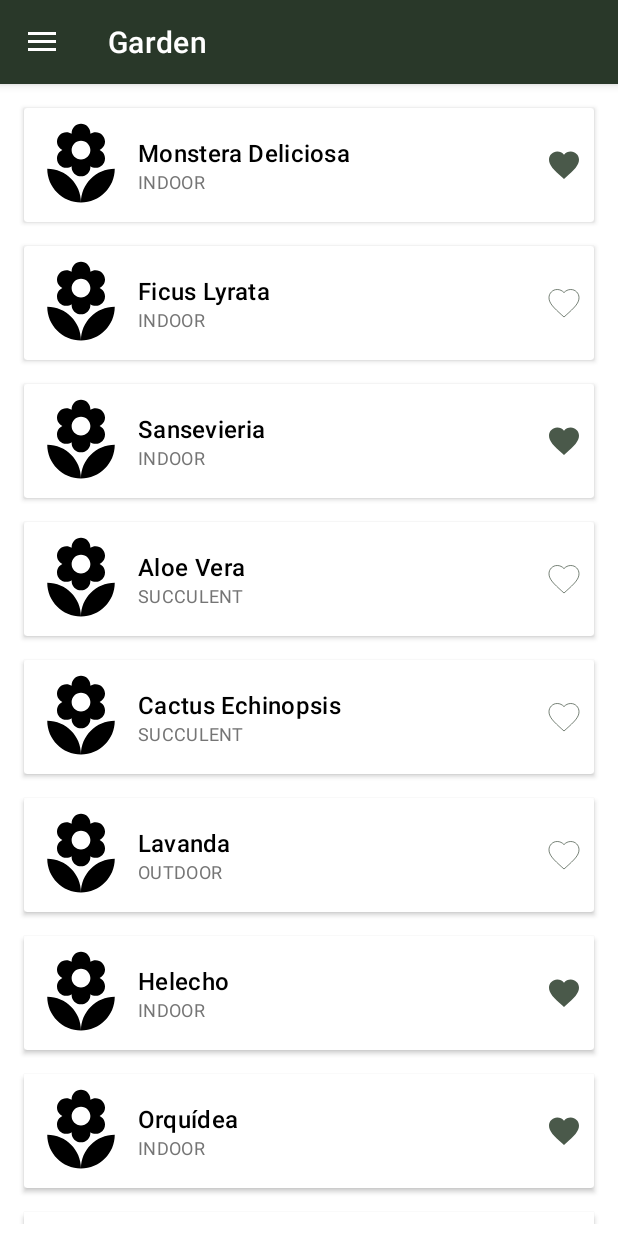
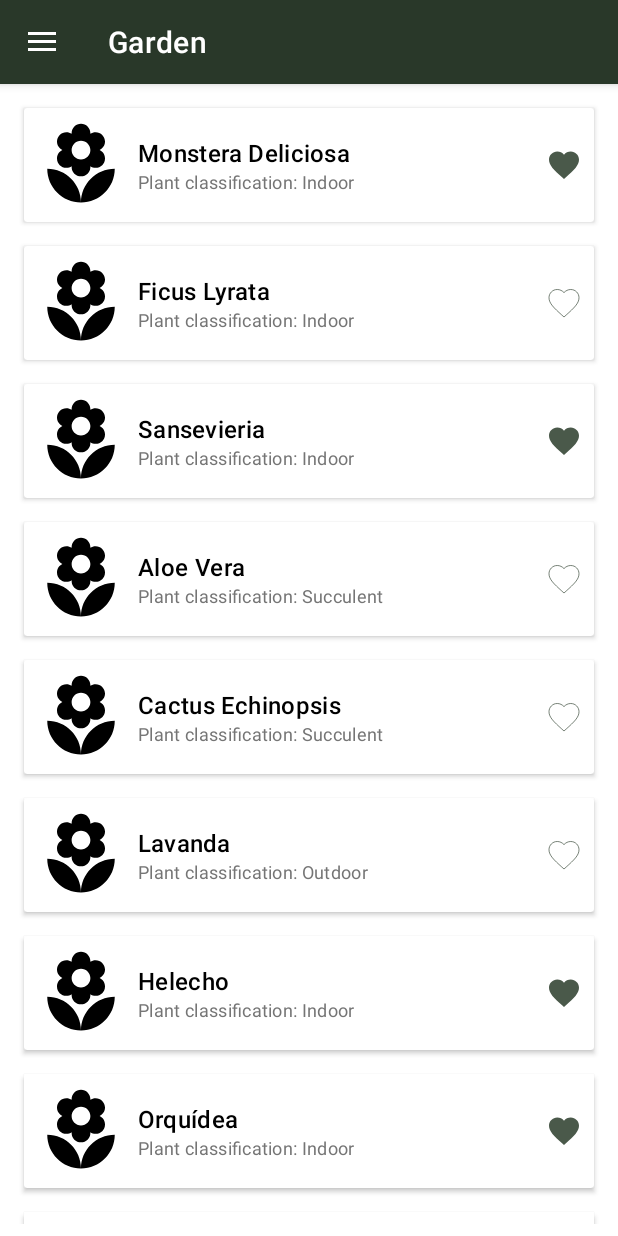
Before and after one commit to hall361/AsistenteBotanico, an Android app: the screen it shows after launch (MainActivity), in the side drawer, after a tap on "Garden", on a phone screen of 412 x 824 dp. Run offline under Robolectric (Android 15) with nearby library versions, the phone set to English and light mode, and no system bars; our stand-ins replace navigation-ui; pictures from the network do not load.

Commit message:
Added plant classification text

```diff
--- a/app/src/main/java/com/poli/botanicalassistant/ui/garden/PlantViewHolder.kt
+++ b/app/src/main/java/com/poli/botanicalassistant/ui/garden/PlantViewHolder.kt
@@ -8,6 +8,7 @@ import com.bumptech.glide.request.RequestOptions
 import com.poli.botanicalassistant.R
 import com.poli.botanicalassistant.databinding.ItemPlantBinding
 import com.poli.botanicalassistant.domain.plant.Plant
+import com.poli.botanicalassistant.domain.plant.PlantType
 
 class PlantViewHolder(
     private val listener: OnPlantClickListener,
@@ -18,8 +19,9 @@ class PlantViewHolder(
         binding.plantCommonName.text = plant.commonName
         binding.plantClassification.text = plant.classification.name
         loadImage()
+        loadClassification(plant)
         configListeners(plant)
-        configOwnedIcon(plant)
+        configLoadOwnedIcon(plant)
     }
 
     private fun loadImage(
@@ -38,12 +40,27 @@ class PlantViewHolder(
         }
     }
 
-    private fun configOwnedIcon(plant: Plant) {
+    private fun configLoadOwnedIcon(plant: Plant) {
         if (plant.isOwned) {
             binding.ownedIcon.setImageResource(R.drawable.ic_favorite_selected)
         } else {
             binding.ownedIcon.setImageResource(R.drawable.ic_favorite_unselected)
         }
+    }
+
+    private fun loadClassification(plant: Plant) {
+        val plantClassification = when (plant.classification) {
+            PlantType.INDOOR -> R.string.plant_classification_indoor
+            PlantType.OUTDOOR -> R.string.plant_classification_outdoor
+            PlantType.SUCCULENT -> R.string.plant_classification_succulent
+            PlantType.OTHER -> R.string.plant_classification_other
+        }
+        val classificationText = "${getTextFromResource(R.string.plant_classification)}: ${getTextFromResource(plantClassification)}"
+        binding.plantClassification.text = classificationText
+    }
+
+    private fun getTextFromResource(resourceId: Int): String {
+        return binding.root.context.getString(resourceId)
     }
 
     companion object {
--- a/app/src/main/res/values/strings.xml
+++ b/app/src/main/res/values/strings.xml
@@ -16,4 +16,9 @@
     <string name="lab_input_url">URL</string>
     <string name="action_load">Load</string>
     <string name="plant_image">Plant image description</string>
+    <string name="plant_classification">Plant classification</string>
+    <string name="plant_classification_indoor">Indoor</string>
+    <string name="plant_classification_outdoor">Outdoor</string>
+    <string name="plant_classification_succulent">Succulent</string>
+    <string name="plant_classification_other">Other</string>
 </resources>
```
